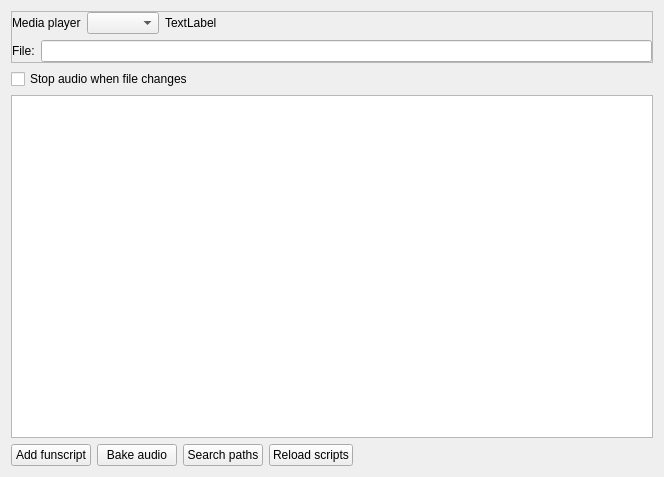
diglet48/restim, file designer/mediasettingswidget.ui: the form before one commit.
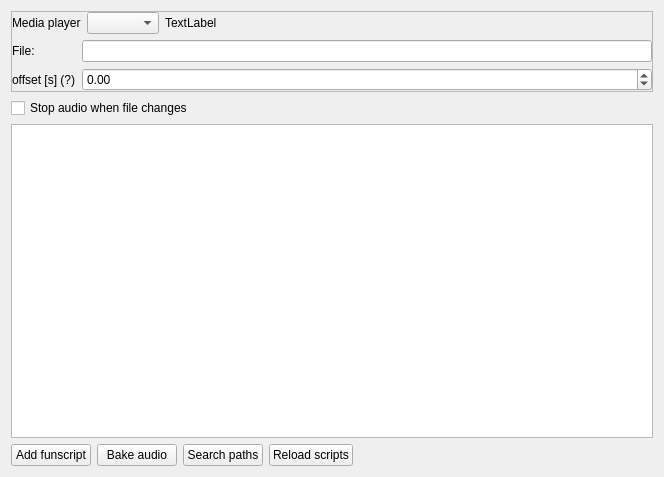
The form after the commit. Custom widgets are drawn as their Qt base class.

Commit message: Add media sync offset

```diff
--- a/designer/mediasettingswidget.ui
+++ b/designer/mediasettingswidget.ui
@@ -84,7 +84,7 @@
       </item>
       <item row="1" column="0" colspan="2">
        <widget class="QWidget" name="widget_2" native="true">
-        <layout class="QHBoxLayout" name="horizontalLayout_3">
+        <layout class="QFormLayout" name="formLayout_2">
          <property name="leftMargin">
           <number>0</number>
          </property>
@@ -97,20 +97,44 @@
          <property name="bottomMargin">
           <number>0</number>
          </property>
-         <item>
+         <item row="0" column="0">
           <widget class="QLabel" name="label_2">
            <property name="text">
             <string>File:</string>
            </property>
           </widget>
          </item>
-         <item>
+         <item row="0" column="1">
           <widget class="QLineEdit" name="lineEdit">
            <property name="readOnly">
             <bool>true</bool>
            </property>
           </widget>
          </item>
+         <item row="1" column="0">
+          <widget class="QLabel" name="label_3">
+           <property name="toolTip">
+            <string>Reduce offset to play signal earlier
+Increase offset to delay signal</string>
+           </property>
+           <property name="text">
+            <string>offset [s] (?)</string>
+           </property>
+          </widget>
+         </item>
+         <item row="1" column="1">
+          <widget class="QDoubleSpinBox" name="media_offset_spinbox">
+           <property name="minimum">
+            <double>-999999.000000000000000</double>
+           </property>
+           <property name="maximum">
+            <double>999999.000000000000000</double>
+           </property>
+           <property name="singleStep">
+            <double>0.100000000000000</double>
+           </property>
+          </widget>
+         </item>
         </layout>
        </widget>
       </item>
@@ -128,7 +152,7 @@
     <widget class="TreeViewWithComboBox" name="treeView"/>
    </item>
    <item>
-    <widget class="QWidget" name="widget_2" native="true">
+    <widget class="QWidget" name="widget_3" native="true">
      <layout class="QHBoxLayout" name="horizontalLayout_2">
       <property name="leftMargin">
        <number>0</number>
```
The commit also changes 6 other files.
